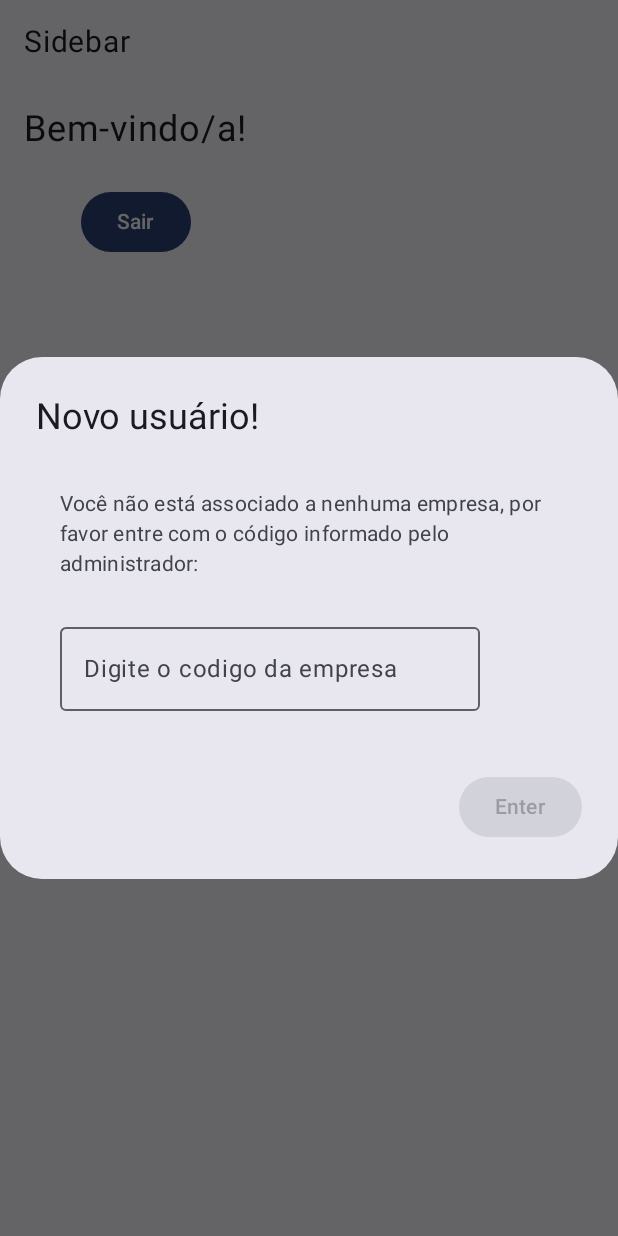
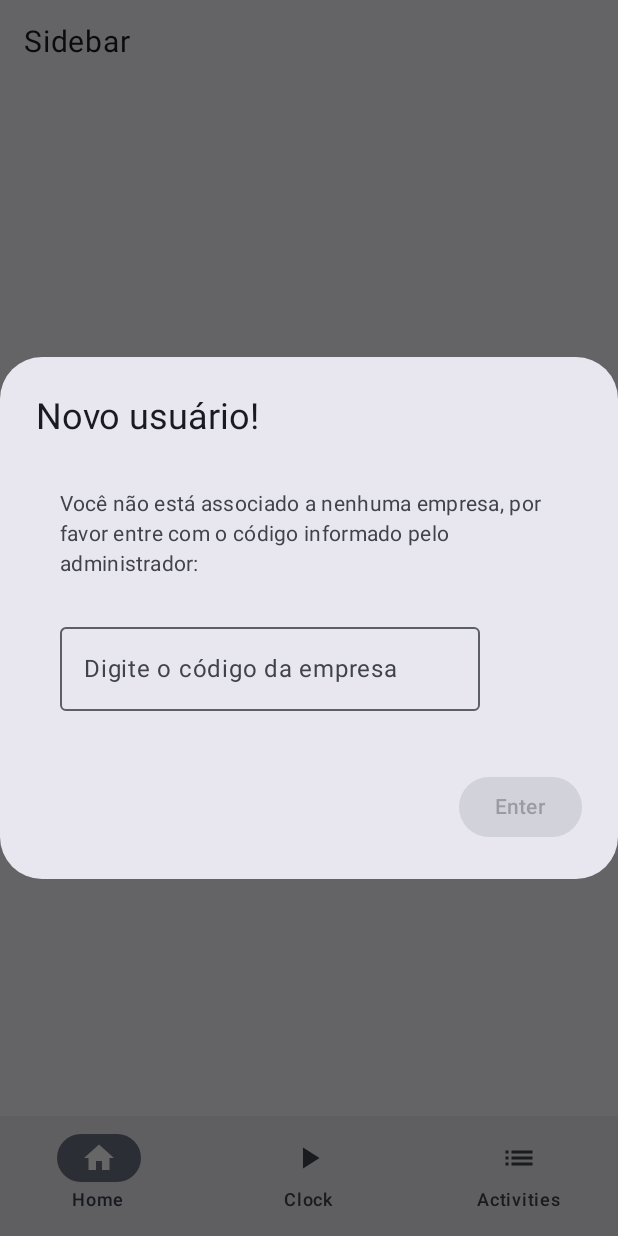
Before and after one commit to SamuelvLopes/PDM-RH, an Android app built with Jetpack Compose: the MainActivity screen opened directly, with no data from a screen before it, on a phone screen of 412 x 824 dp. Run offline under Robolectric (Android 15) with nearby library versions, the phone set to English and light mode, and no system bars.

```diff
--- a/InCompanyApp/app/src/main/java/com/incompanyapp/MainActivity.kt
+++ b/InCompanyApp/app/src/main/java/com/incompanyapp/MainActivity.kt
@@ -11,20 +11,13 @@ import androidx.compose.foundation.layout.Spacer
 import androidx.compose.foundation.layout.fillMaxSize
 import androidx.compose.foundation.layout.padding
 import androidx.compose.foundation.layout.size
-import androidx.compose.material3.Button
-import androidx.compose.material3.ExperimentalMaterial3Api
-import androidx.compose.material3.MaterialTheme
-import androidx.compose.material3.OutlinedTextField
-import androidx.compose.material3.Scaffold
-import androidx.compose.material3.Surface
-import androidx.compose.material3.Text
-import androidx.compose.runtime.Composable
-import androidx.compose.runtime.LaunchedEffect
-import androidx.compose.runtime.getValue
-import androidx.compose.runtime.mutableStateOf
-import androidx.compose.runtime.remember
+import androidx.compose.material.icons.Icons
+import androidx.compose.material.icons.filled.Home
+import androidx.compose.material.icons.filled.List
+import androidx.compose.material.icons.filled.PlayArrow
+import androidx.compose.material3.*
+import androidx.compose.runtime.*
 import androidx.compose.runtime.saveable.rememberSaveable
-import androidx.compose.runtime.setValue
 import androidx.compose.ui.Alignment
 import androidx.compose.ui.Modifier
 import androidx.compose.ui.platform.LocalContext
@@ -38,12 +31,11 @@ class MainActivity : ComponentActivity() {
         super.onCreate(savedInstanceState)
         setContent {
             InCompanyAppTheme {
-                // A surface container using the 'background' color from the theme
                 Surface(
                     modifier = Modifier.fillMaxSize(),
                     color = MaterialTheme.colorScheme.background
                 ) {
-                    HomePage()
+                    MainScreen()
                 }
             }
         }
@@ -51,17 +43,9 @@ class MainActivity : ComponentActivity() {
 }
 
 @OptIn(ExperimentalMaterial3Api::class)
-@Preview(showBackground = true)
 @Composable
-fun HomePage(modifier: Modifier = Modifier) {
-    val activity = LocalContext.current as? Activity
-    val openDialog = remember { mutableStateOf(true) }
-    var companyCode by rememberSaveable { mutableStateOf("") }
-
-    // Opens the dialog when the component starts
-    LaunchedEffect(Unit) {
-        openDialog.value = true
-    }
+fun MainScreen() {
+    var selectedScreen by remember { mutableStateOf("home") }
 
     Scaffold(
         topBar = {
@@ -70,12 +54,58 @@ fun HomePage(modifier: Modifier = Modifier) {
                 modifier = Modifier.padding(16.dp),
                 fontSize = 20.sp
             )
+        },
+        bottomBar = {
+            BottomNavigationBar(selectedScreen = selectedScreen) { screen ->
+                selectedScreen = screen
+            }
         }
     ) { padding ->
+        when (selectedScreen) {
+            "home" -> HomePage(Modifier.padding(padding))
+            "clock" -> ClockPage(Modifier.padding(padding))
+            "activityList" -> ActivityListPage(Modifier.padding(padding))
+        }
+    }
+}
+
+@Composable
+fun BottomNavigationBar(selectedScreen: String, onScreenSelected: (String) -> Unit) {
+    NavigationBar {
+        NavigationBarItem(
+            icon = { Icon(Icons.Filled.Home, contentDescription = "Home") },
+            label = { Text("Home") },
+            selected = selectedScreen == "home",
+            onClick = { onScreenSelected("home") }
+        )
+        NavigationBarItem(
+            icon = { Icon(Icons.Filled.PlayArrow, contentDescription = "Clock") }, // Placeholder icon for "Clock"
+            label = { Text("Clock") },
+            selected = selectedScreen == "clock",
+            onClick = { onScreenSelected("clock") }
+        )
+        NavigationBarItem(
+            icon = { Icon(Icons.Filled.List, contentDescription = "Activity List") },
+            label = { Text("Activities") },
+            selected = selectedScreen == "activityList",
+            onClick = { onScreenSelected("activityList") }
+        )
+    }
+}
+
+
+@OptIn(ExperimentalMaterial3Api::class)
+@Preview(showBackground = true)
+@Composable
+fun HomePage(modifier: Modifier = Modifier) {
+    val activity = LocalContext.current as? Activity
+    var openDialog by remember { mutableStateOf(true) }
+    var companyCode by rememberSaveable { mutableStateOf("") }
+
     Column(
         modifier = Modifier
-                .padding(padding)
-                .padding(16.dp),
+            .padding(16.dp)
+            .fillMaxSize(),
         verticalArrangement = Arrangement.Center,
         horizontalAlignment = Alignment.CenterHorizontally
     ) {
@@ -93,15 +123,11 @@ fun HomePage(modifier: Modifier = Modifier) {
                 Text("Sair")
             }
         }
-        }
 
-        // Window dialog
-        if (openDialog.value) {
-            androidx.compose.material3.AlertDialog(
+        if (openDialog) {
+            AlertDialog(
                 onDismissRequest = {},
-                title = {
-                    Text(text = "Novo usuário!")
-                },
+                title = { Text(text = "Novo usuário!") },
                 text = {
                     Column(
                         modifier = Modifier.padding(16.dp),
@@ -110,15 +136,14 @@ fun HomePage(modifier: Modifier = Modifier) {
                         Spacer(modifier = Modifier.size(24.dp))
                         OutlinedTextField(
                             value = companyCode,
-                            label = { Text(text = "Digite o codigo da empresa") },
-                            modifier = Modifier,
+                            label = { Text(text = "Digite o código da empresa") },
                             onValueChange = { companyCode = it }
                         )
                     }
                 },
                 confirmButton = {
                     Button(
-                        onClick = { openDialog.value = false},
+                        onClick = { openDialog = false },
                         enabled = companyCode.isNotEmpty()
                     ) {
                         Text("Enter")
@@ -128,3 +153,29 @@ fun HomePage(modifier: Modifier = Modifier) {
         }
     }
 }
+
+@Composable
+fun ClockPage(modifier: Modifier = Modifier) {
+    Column(
+        modifier = modifier
+            .fillMaxSize()
+            .padding(16.dp),
+        verticalArrangement = Arrangement.Center,
+        horizontalAlignment = Alignment.CenterHorizontally
+    ) {
+        Text("Clock Page", fontSize = 24.sp)
+    }
+}
+
+@Composable
+fun ActivityListPage(modifier: Modifier = Modifier) {
+    Column(
+        modifier = modifier
+            .fillMaxSize()
+            .padding(16.dp),
+        verticalArrangement = Arrangement.Center,
+        horizontalAlignment = Alignment.CenterHorizontally
+    ) {
+        Text("Activity List Page", fontSize = 24.sp)
+    }
+}
```
Lines whose indentation alone changed are shown as unchanged.
